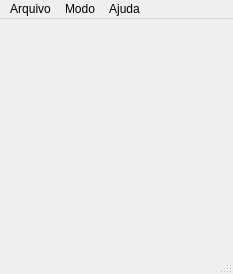
Before: the Qt Designer form TP2/RestaUm/RestaUm.ui in GHMarques/LP, drawn with Qt 5.
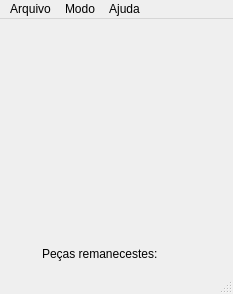
After: the same form once the commit is applied. Custom widgets are drawn as their Qt base class.

```diff
--- a/TP2/RestaUm/RestaUm.ui
+++ b/TP2/RestaUm/RestaUm.ui
@@ -840,6 +840,13 @@
       </property>
      </widget>
     </item>
+    <item row="7" column="1" colspan="5" alignment="Qt::AlignBottom">
+     <widget class="QLabel" name="_labelQtd">
+      <property name="text">
+       <string>Peças remanecestes:</string>
+      </property>
+     </widget>
+    </item>
    </layout>
   </widget>
   <widget class="QMenuBar" name="menuBar">
```
Left out of the diff: 100 changed lines with no effect on the pictures.
